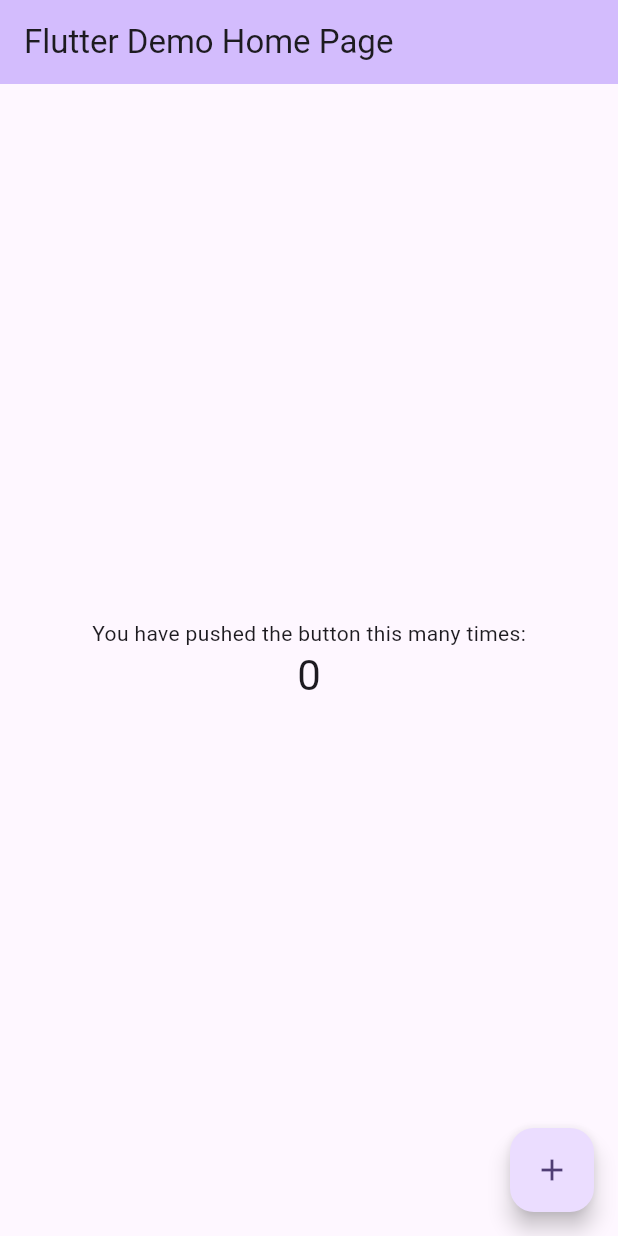
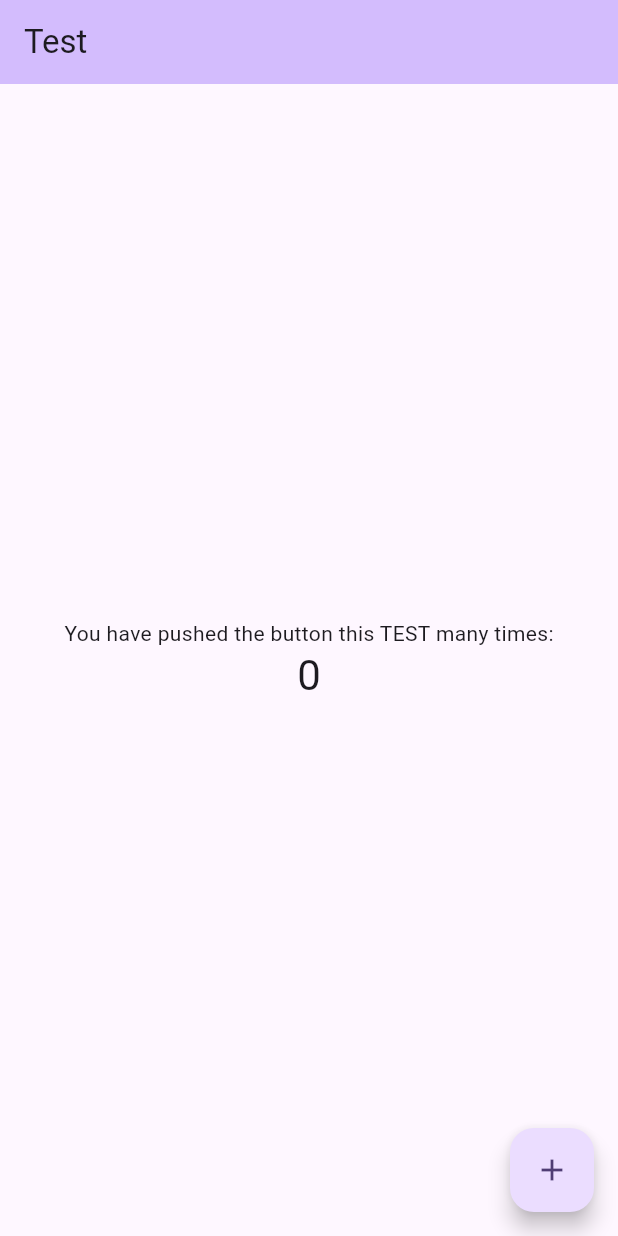
Before and after one commit to BradleyLasschuit/NotesProject, a Flutter app: the screen it shows after launch, on a phone screen of 412 x 824 dp. Run offline on Flutter 3.47's test engine with Material 3 defaults, Android fonts, the phone set to English and light mode, and no system bars.

```diff
--- a/lib/main.dart
+++ b/lib/main.dart
@@ -31,7 +31,7 @@ class MyApp extends StatelessWidget {
         colorScheme: ColorScheme.fromSeed(seedColor: Colors.deepPurple),
         useMaterial3: true,
       ),
-      home: const MyHomePage(title: 'Flutter Demo Home Page'),
+      home: const MyHomePage(title: 'Test'),
     );
   }
 }
@@ -106,7 +106,7 @@ class _MyHomePageState extends State<MyHomePage> {
           mainAxisAlignment: MainAxisAlignment.center,
           children: <Widget>[
             const Text(
-              'You have pushed the button this many times:',
+              'You have pushed the button this TEST many times:',
             ),
             Text(
               '$_counter',
```
Also changed, not shown: pubspec.lock, 1 other file.
